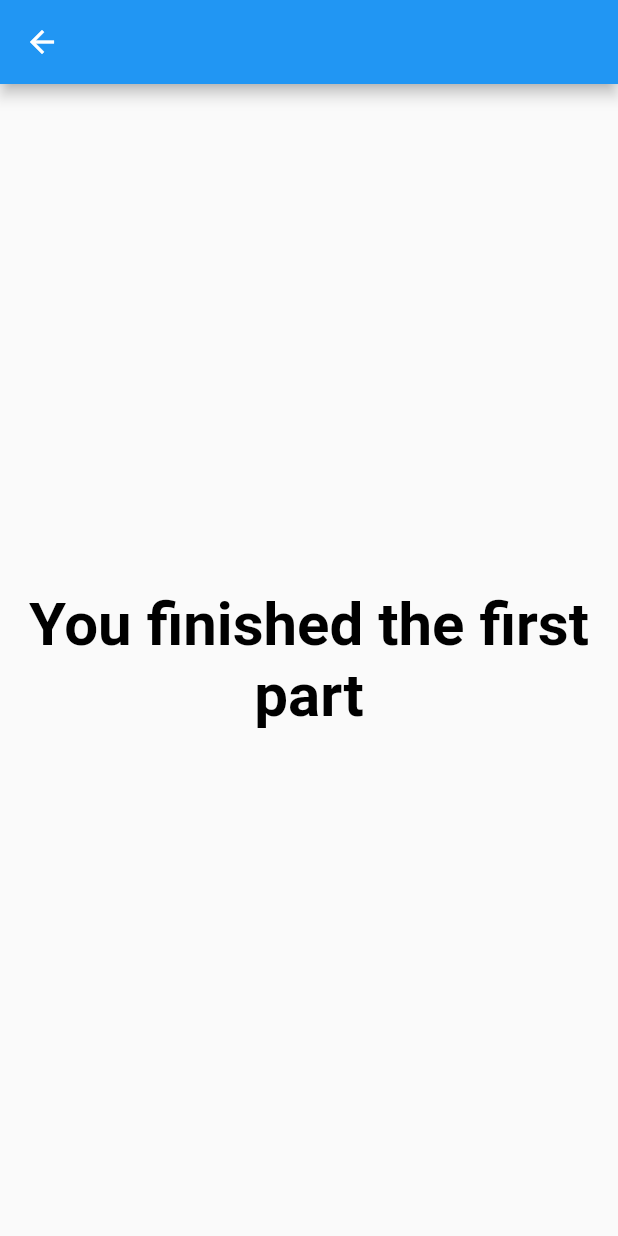
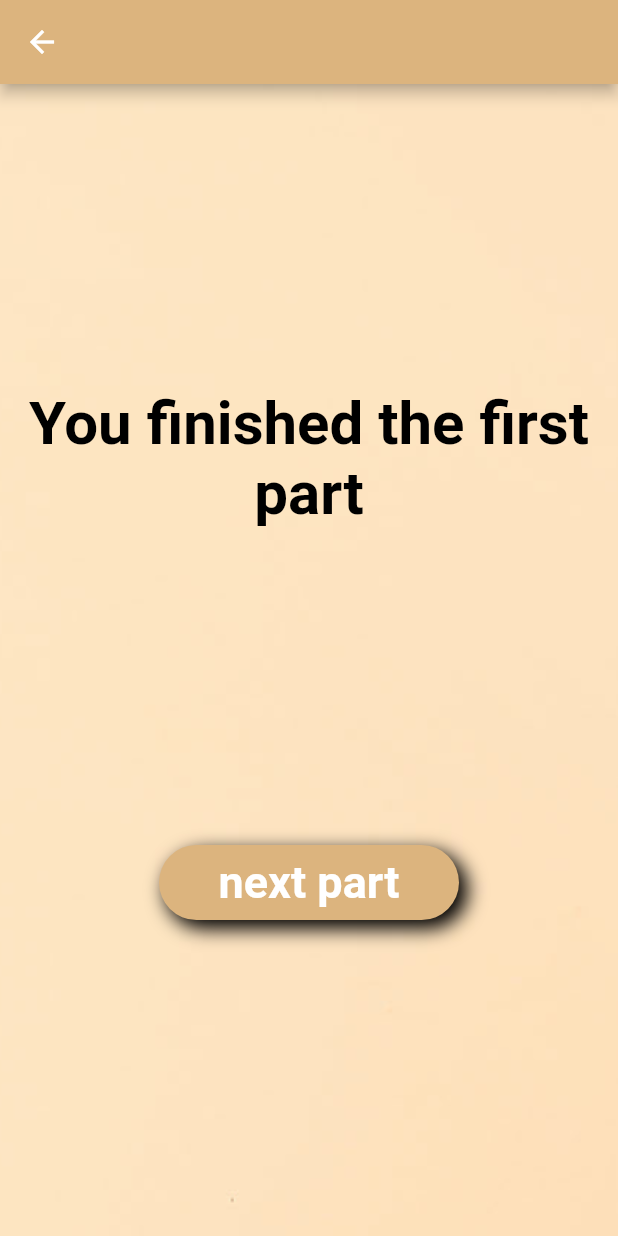
Before and after one commit to May-Cohen/ECT-project, a Flutter app: the EndOfTest screen opened directly, on a phone screen of 412 x 824 dp. Run offline on Flutter 3.47's test engine with Material 2 defaults, Android fonts, the phone set to English and light mode, and no system bars; our stand-ins replace csv.

Commit message:
adding next part

```diff
--- a/lib/End first test.dart
+++ b/lib/End first test.dart
@@ -1,4 +1,5 @@
 import 'package:flutter/material.dart';
+import 'package:project/Double.dart';
 
 void main() {
   runApp(const MyApp());
@@ -9,9 +10,8 @@ class MyApp extends StatelessWidget {
 
   @override
   Widget build(BuildContext context) {
-    return MaterialApp(
+    return const MaterialApp(
       debugShowCheckedModeBanner: false,
-      theme: ThemeData(primarySwatch: Colors.blueGrey),
     );
   }
 }
@@ -27,19 +27,67 @@ class _EndOfTest extends State<EndOfTest> {
   @override
   Widget build(BuildContext context) {
     return Scaffold(
-      appBar: AppBar(),
-      body: Column(
+        appBar: AppBar(
+          backgroundColor: Color.fromARGB(255, 220, 180, 126),
+        ),
+        body: Container(
+            decoration: const BoxDecoration(
+              image: DecorationImage(
+                  image: AssetImage("assets/images/ExPageBackground.png"),
+                  fit: BoxFit.cover),
+            ),
+            child: Column(
               mainAxisAlignment: MainAxisAlignment.spaceEvenly,
               crossAxisAlignment: CrossAxisAlignment.center,
-        children: const [
-          Text(
+              children: [
+                const Center(
+                  child: Text(
                     "You finished the first part",
                     textAlign: TextAlign.center,
                     style: TextStyle(
-                color: Colors.black, fontSize: 40, fontWeight: FontWeight.bold),
+                        color: Colors.black,
+                        fontSize: 40,
+                        fontWeight: FontWeight.bold),
+                  ),
+                ),
+                TextButton(
+                  onPressed: () {
+                    Navigator.push(
+                      context,
+                      MaterialPageRoute(builder: (context) => const Double()),
+                    );
+                  },
+                  child: Container(
+                    height: 50,
+                    width: 200,
+                    decoration: BoxDecoration(
+                      color: Color.fromARGB(255, 220, 180, 126),
+                      borderRadius: BorderRadius.circular(30),
+                      boxShadow: const [
+                        BoxShadow(
+                          color: Colors.black,
+                          offset: Offset(
+                            5.0,
+                            5.0,
+                          ),
+                          blurRadius: 10.0,
+                          spreadRadius: 1.0,
                         ),
                       ],
                     ),
-    );
+                    child: const Center(
+                      child: Text(
+                        'next part',
+                        textAlign: TextAlign.center,
+                        style: TextStyle(
+                            color: Colors.white,
+                            fontSize: 30,
+                            fontWeight: FontWeight.bold),
+                      ),
+                    ),
+                  ),
+                )
+              ],
+            )));
   }
 }
```
Also changed, not shown: lib/Double.dart (added, +30 -0 lines), lib/main.dart (+24 -13 lines). Lines whose indentation alone changed are shown as unchanged.
